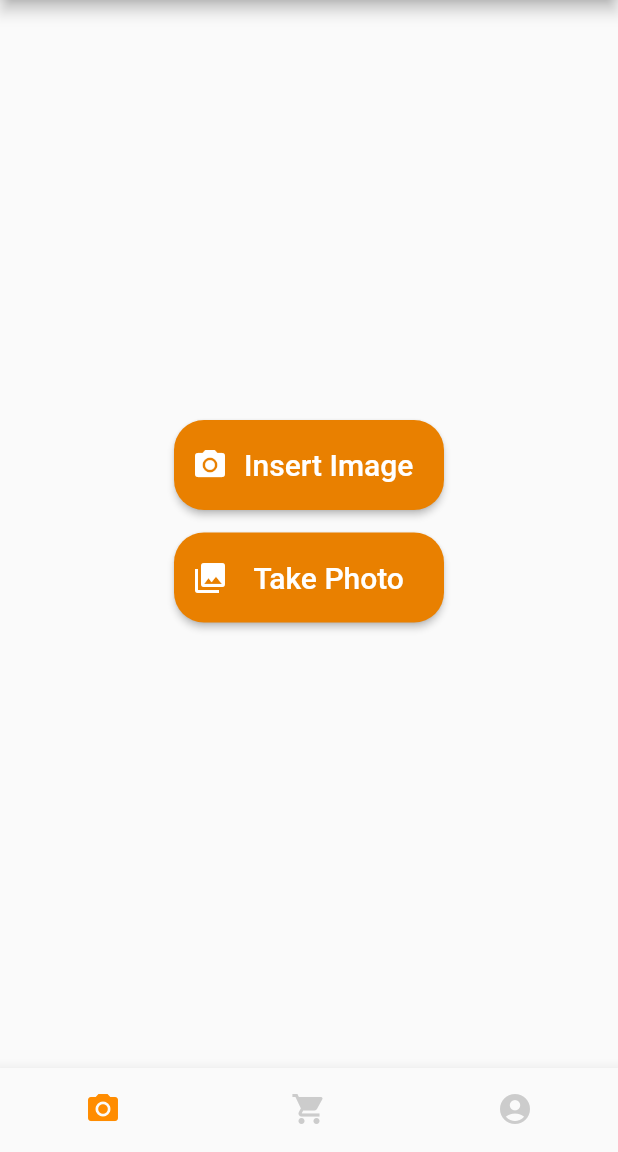
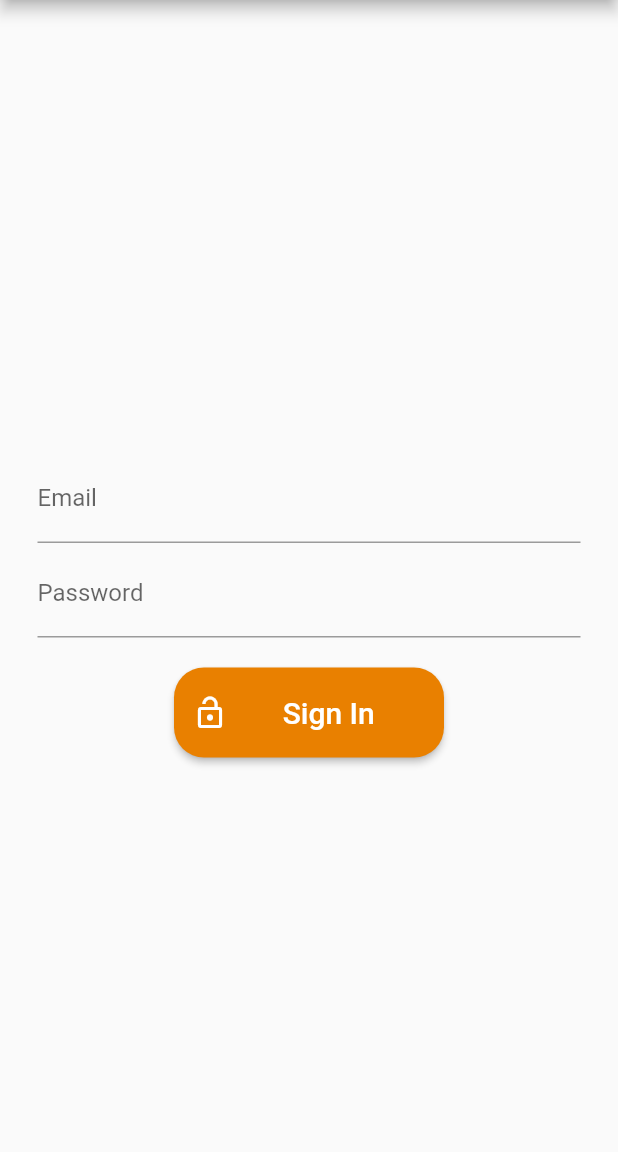
Before and after one commit to stefanfaur/ShoppingPal-frontend, a Flutter app: the screen it shows after launch, on a phone screen of 412 x 824 dp, the part 84-1236 px from its top. Run offline on Flutter 3.47's test engine with Material 2 defaults, Android fonts, the phone set to English and light mode, and no system bars; our stand-ins replace firebase_auth, firebase_core, image_picker; accounts and stored records are empty.

Commit message:
Added login page.

```diff
--- a/shoppingpal/lib/main.dart
+++ b/shoppingpal/lib/main.dart
@@ -1,7 +1,13 @@
+import 'package:firebase_auth/firebase_auth.dart';
+import 'package:firebase_core/firebase_core.dart';
 import 'package:flutter/material.dart';
+import 'package:shoppingpal/pages/login_page.dart';
 import 'package:shoppingpal/pages/main_page.dart';
 
-void main() {
+Future<void> main() async {
+  WidgetsFlutterBinding.ensureInitialized();
+  await Firebase.initializeApp();
+
   runApp(const MyApp());
 }
 
@@ -16,7 +22,15 @@ class MyApp extends StatelessWidget {
         backgroundColor: Color.fromRGBO(255, 140, 0, 1),
         title: const Center(child: Text('ShoppingPal')),
       ),
-      body: MainPage(),
+      body: StreamBuilder<User?>(
+          stream: FirebaseAuth.instance.authStateChanges(),
+          builder: (context, snapshot) {
+            if (snapshot.hasData) {
+              return MainPage();
+            } else {
+              return LoginPage();
+            }
+          }),
     ));
   }
 }
--- /dev/null
+++ b/shoppingpal/lib/pages/login_page.dart
@@ -0,0 +1,66 @@
+import 'package:firebase_auth/firebase_auth.dart';
+import 'package:flutter/material.dart';
+import 'package:shoppingpal/pages/photo.dart';
+
+class LoginPage extends StatefulWidget {
+  const LoginPage({super.key});
+
+  @override
+  State<LoginPage> createState() => _LoginPageState();
+}
+
+class _LoginPageState extends State<LoginPage> {
+  final emailController = TextEditingController();
+  final passwordController = TextEditingController();
+
+  @override
+  void dispose() {
+    emailController.dispose();
+    passwordController.dispose();
+
+    super.dispose();
+  }
+
+  Future signIn() async {
+    await FirebaseAuth.instance.signInWithEmailAndPassword(
+      email: emailController.text.trim(),
+      password: passwordController.text.trim(),
+    );
+  }
+
+  @override
+  Widget build(BuildContext context) {
+    return Padding(
+      padding: const EdgeInsets.all(25.0),
+      child: Column(
+        mainAxisAlignment: MainAxisAlignment.center,
+        children: [
+          const SizedBox(height: 40),
+          TextField(
+            controller: emailController,
+            cursorColor: Colors.white,
+            textInputAction: TextInputAction.next,
+            decoration: const InputDecoration(
+              labelText: 'Email',
+            ),
+          ),
+          const SizedBox(height: 4),
+          TextField(
+            controller: passwordController,
+            textInputAction: TextInputAction.done,
+            obscureText: true,
+            decoration: const InputDecoration(
+              labelText: 'Password',
+            ),
+          ),
+          const SizedBox(height: 20),
+          CustomButton(
+            title: 'Sign In',
+            onClick: () => {},
+            icon: Icons.lock_open,
+          ),
+        ],
+      ),
+    );
+  }
+}
--- a/shoppingpal/pubspec.yaml
+++ b/shoppingpal/pubspec.yaml
@@ -33,6 +33,9 @@ dependencies:
   image_picker: ^0.8.7+5
   path_provider: ^2.0.15
   path: any
+  cloud_firestore: ^4.7.1
+  firebase_core: ^2.13.0
+  firebase_auth: ^4.6.1
 
 
   # The following adds the Cupertino Icons font to your application.
```
Also changed, not shown: shoppingpal/pubspec.lock, 4 other files.
